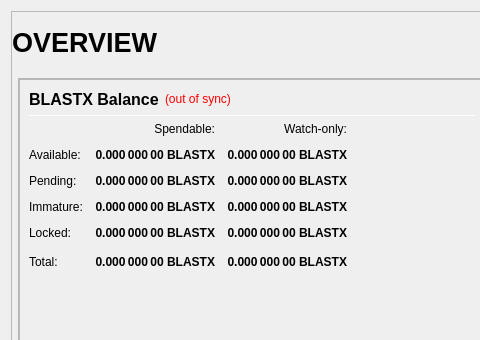
The window that src/qt/forms/overviewpage.ui (BlastX-Core/BlastX) describes before a commit, drawn with Qt 5; both pictures show x 0 to 480 and y 0 to 340 of the 978 by 841 pixel window.
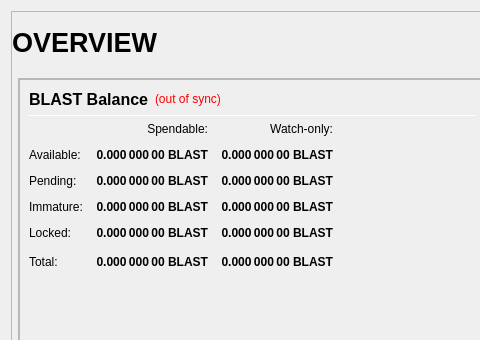
The same window after the commit.

```diff
--- a/src/qt/forms/overviewpage.ui
+++ b/src/qt/forms/overviewpage.ui
@@ -240,7 +240,7 @@
                           </font>
                          </property>
                          <property name="text">
-                          <string>BLASTX Balance</string>
+                          <string>BLAST Balance</string>
                          </property>
                         </widget>
                        </item>
@@ -344,7 +344,7 @@
                           <string>Your current spendable balance</string>
                          </property>
                          <property name="text">
-                          <string notr="true">0.000 000 00 BLASTX</string>
+                          <string notr="true">0.000 000 00 BLAST</string>
                          </property>
                          <property name="alignment">
                           <set>Qt::AlignRight|Qt::AlignTrailing|Qt::AlignVCenter</set>
@@ -369,7 +369,7 @@
                           <string>Your current balance in watch-only addresses</string>
                          </property>
                          <property name="text">
-                          <string notr="true">0.000 000 00 BLASTX</string>
+                          <string notr="true">0.000 000 00 BLAST</string>
                          </property>
                          <property name="alignment">
                           <set>Qt::AlignRight|Qt::AlignTrailing|Qt::AlignVCenter</set>
@@ -401,7 +401,7 @@
                           <string>Total of transactions that have yet to be confirmed, and do not yet count toward the spendable balance</string>
                          </property>
                          <property name="text">
-                          <string notr="true">0.000 000 00 BLASTX</string>
+                          <string notr="true">0.000 000 00 BLAST</string>
                          </property>
                          <property name="alignment">
                           <set>Qt::AlignRight|Qt::AlignTrailing|Qt::AlignVCenter</set>
@@ -426,7 +426,7 @@
                           <string>Unconfirmed transactions to watch-only addresses</string>
                          </property>
                          <property name="text">
-                          <string notr="true">0.000 000 00 BLASTX</string>
+                          <string notr="true">0.000 000 00 BLAST</string>
                          </property>
                          <property name="alignment">
                           <set>Qt::AlignRight|Qt::AlignTrailing|Qt::AlignVCenter</set>
@@ -458,7 +458,7 @@
                           <string>Staked or masternode rewards that has not yet matured</string>
                          </property>
                          <property name="text">
-                          <string notr="true">0.000 000 00 BLASTX</string>
+                          <string notr="true">0.000 000 00 BLAST</string>
                          </property>
                          <property name="alignment">
                           <set>Qt::AlignRight|Qt::AlignTrailing|Qt::AlignVCenter</set>
@@ -483,7 +483,7 @@
                           <string>Staked or masternode rewards in watch-only addresses that has not yet matured</string>
                          </property>
                          <property name="text">
-                          <string notr="true">0.000 000 00 BLASTX</string>
+                          <string notr="true">0.000 000 00 BLAST</string>
                          </property>
                          <property name="alignment">
                           <set>Qt::AlignRight|Qt::AlignTrailing|Qt::AlignVCenter</set>
@@ -518,7 +518,7 @@
                           <string>Locked BLASTX or Masternode collaterals</string>
                          </property>
                          <property name="text">
-                          <string notr="true">0.000 000 00 BLASTX</string>
+                          <string notr="true">0.000 000 00 BLAST</string>
                          </property>
                          <property name="alignment">
                           <set>Qt::AlignRight|Qt::AlignTrailing|Qt::AlignVCenter</set>
@@ -543,7 +543,7 @@
                           <string>Current locked balance in watch-only addresses</string>
                          </property>
                          <property name="text">
-                          <string notr="true">0.000 000 00 BLASTX</string>
+                          <string notr="true">0.000 000 00 BLAST</string>
                          </property>
                          <property name="alignment">
                           <set>Qt::AlignRight|Qt::AlignTrailing|Qt::AlignVCenter</set>
@@ -578,7 +578,7 @@
                           <string>Your current BLASTX balance, unconfirmed and immature transactions included</string>
                          </property>
                          <property name="text">
-                          <string notr="true">0.000 000 00 BLASTX</string>
+                          <string notr="true">0.000 000 00 BLAST</string>
                          </property>
                          <property name="alignment">
                           <set>Qt::AlignRight|Qt::AlignTrailing|Qt::AlignVCenter</set>
@@ -603,7 +603,7 @@
                           <string>Current total balance in watch-only addresses</string>
                          </property>
                          <property name="text">
-                          <string notr="true">0.000 000 00 BLASTX</string>
+                          <string notr="true">0.000 000 00 BLAST</string>
                          </property>
                          <property name="alignment">
                           <set>Qt::AlignRight|Qt::AlignTrailing|Qt::AlignVCenter</set>
```
Left out of the diff: 10 changed lines with no effect on the pictures.
